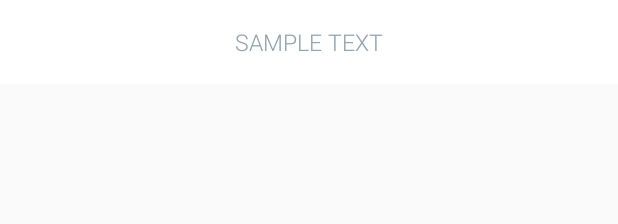
After one commit to KamilaZoldyek/webstack_flights, an Android app: the layout toolbar.xml on its own in the app's theme, with its tools: preview values and no code run, on a phone screen of 412 x 824 dp. The commit adds this screen. Shown: the top 224 px of the screen. Run offline under Robolectric (Android 15) with nearby library versions, the phone set to English and light mode, and no system bars.

Commit message:
styles and colors

```diff
--- a/Webstack_Flights/app/src/main/AndroidManifest.xml
+++ b/Webstack_Flights/app/src/main/AndroidManifest.xml
@@ -8,8 +8,8 @@
         android:label="@string/app_name"
         android:roundIcon="@mipmap/ic_launcher_round"
         android:supportsRtl="true"
-        android:theme="@style/AppTheme">
-        <activity android:name=".MainActivity">
+        android:theme="@style/WebstackNoActionBar">
+        <activity android:name=".activity.MainActivity">
             <intent-filter>
                 <action android:name="android.intent.action.MAIN" />
 
--- /dev/null
+++ b/Webstack_Flights/app/src/main/res/drawable/ic_back.xml
@@ -0,0 +1,5 @@
+<vector android:height="24dp" android:tint="#90A4AE"
+    android:viewportHeight="24.0" android:viewportWidth="24.0"
+    android:width="24dp" xmlns:android="http://schemas.android.com/apk/res/android">
+    <path android:fillColor="#FF000000" android:pathData="M15.41,7.41L14,6l-6,6 6,6 1.41,-1.41L10.83,12z"/>
+</vector>
--- /dev/null
+++ b/Webstack_Flights/app/src/main/res/layout/toolbar.xml
@@ -0,0 +1,26 @@
+<?xml version="1.0" encoding="utf-8"?>
+<FrameLayout xmlns:android="http://schemas.android.com/apk/res/android"
+    xmlns:app="http://schemas.android.com/apk/res-auto"
+    android:orientation="vertical"
+    android:layout_width="match_parent"
+    android:layout_height="match_parent">
+
+    <android.support.v7.widget.Toolbar
+        android:id="@+id/toolbar"
+        android:layout_width="match_parent"
+        android:layout_height="wrap_content"
+        android:minHeight="?attr/actionBarSize"
+        app:subtitleTextAppearance="@style/ToolbarTextAppearance.Subtitle"
+        app:titleTextAppearance="@style/ToolbarTextAppearance.Title">
+
+        <TextView
+            android:id="@+id/toolbarTextView"
+            style="@style/ToolbarTextAppearance.Title"
+            android:layout_width="wrap_content"
+            android:layout_height="wrap_content"
+            android:layout_gravity="center"
+            android:text="Sample Text" />
+    </android.support.v7.widget.Toolbar>
+
+
+</FrameLayout>
--- a/Webstack_Flights/app/src/main/res/values/colors.xml
+++ b/Webstack_Flights/app/src/main/res/values/colors.xml
@@ -1,6 +1,17 @@
 <?xml version="1.0" encoding="utf-8"?>
 <resources>
-    <color name="colorPrimary">#008577</color>
-    <color name="colorPrimaryDark">#00574B</color>
-    <color name="colorAccent">#D81B60</color>
+    <color name="colorPrimary">#FFFFFF</color>
+    <color name="colorPrimaryDark">#0D47A1</color>
+    <color name="colorAccent">#FF8A80</color>
+
+    <color name="coral">#FF8A80</color>
+    <color name="royalBlue">#304A8D</color>
+
+    <color name="lightGray">#90A4AE</color>
+    <color name="darkGray">#455A64</color>
+    <color name="black">#000000</color>
+    <color name="white">#FFFFFF</color>
+    <color name="transparent">#00FFFFFF</color>
+
+
 </resources>
--- a/Webstack_Flights/app/src/main/res/values/strings.xml
+++ b/Webstack_Flights/app/src/main/res/values/strings.xml
@@ -1,3 +1,3 @@
 <resources>
-    <string name="app_name">Webstack_Flights</string>
+    <string name="app_name">Webstack Flights</string>
 </resources>
--- a/Webstack_Flights/app/src/main/res/values/styles.xml
+++ b/Webstack_Flights/app/src/main/res/values/styles.xml
@@ -1,11 +1,59 @@
 <resources>
 
     <!-- Base application theme. -->
-    <style name="AppTheme" parent="Theme.AppCompat.Light.DarkActionBar">
-        <!-- Customize your theme here. -->
-        <item name="colorPrimary">@color/colorPrimary</item>
-        <item name="colorPrimaryDark">@color/colorPrimaryDark</item>
-        <item name="colorAccent">@color/colorAccent</item>
+    <style name="WebstackLightActionBar" parent="Theme.AppCompat.Light">
+        <item name="colorPrimary">@color/white</item>
+        <item name="colorPrimaryDark">@color/royalBlue</item>
+        <item name="colorAccent">@color/coral</item>
+        <item name="toolbarStyle">@style/MyToolbar</item>
+        <item name="actionBarStyle">@style/MyToolbar</item>
     </style>
 
+
+
+    <style name="WebstackNoActionBar" parent="Theme.AppCompat.Light.NoActionBar">
+        <item name="colorPrimary">@color/white</item>
+        <item name="colorPrimaryDark">@color/royalBlue</item>
+        <item name="colorAccent">@color/coral</item>
+        <item name="toolbarStyle">@style/MyToolbar</item>
+        <item name="android:homeAsUpIndicator">@drawable/ic_back</item>
+    </style>
+
+
+
+
+
+
+
+    <style name="ToolbarTextAppearance">
+        <item name="android:fontFamily">sans-serif-light</item>
+        <item name="android:textAlignment">center</item>
+        <item name="android:textColor">@color/lightGray</item>
+
+    </style>
+
+    <style name="ToolbarTextAppearance.Title">
+        <item name="android:textSize">15sp</item>
+        <item name="android:textAllCaps">true</item>
+
+    </style>
+
+    <style name="ToolbarTextAppearance.Subtitle">
+        <item name="android:textSize">8sp</item>
+
+    </style>
+
+    <style name="MyToolbar">
+        <item name="theme">@style/ThemeOverlay.AppCompat.Light</item>
+        <item name="android:background">@color/white</item>
+        <item name="android:layout_gravity">center</item>
+        <item name="android:gravity">center</item>
+
+    </style>
+
+
+
+
+
+
 </resources>
```
Also changed, not shown: Webstack_Flights/app/src/main/java/com/example/kamilazoldyek/webstack_flights/activity/MainActivity.java (renamed from Webstack_Flights/app/src/main/java/com/example/kamilazoldyek/webstack_flights/MainActivity.java, +23 -4 lines), Webstack_Flights/app/src/main/res/layout/activity_main.xml (+14 -11 lines), Webstack_Flights/app/src/main/res/layout/test.xml (added, +28 -0 lines), 1 other file.
